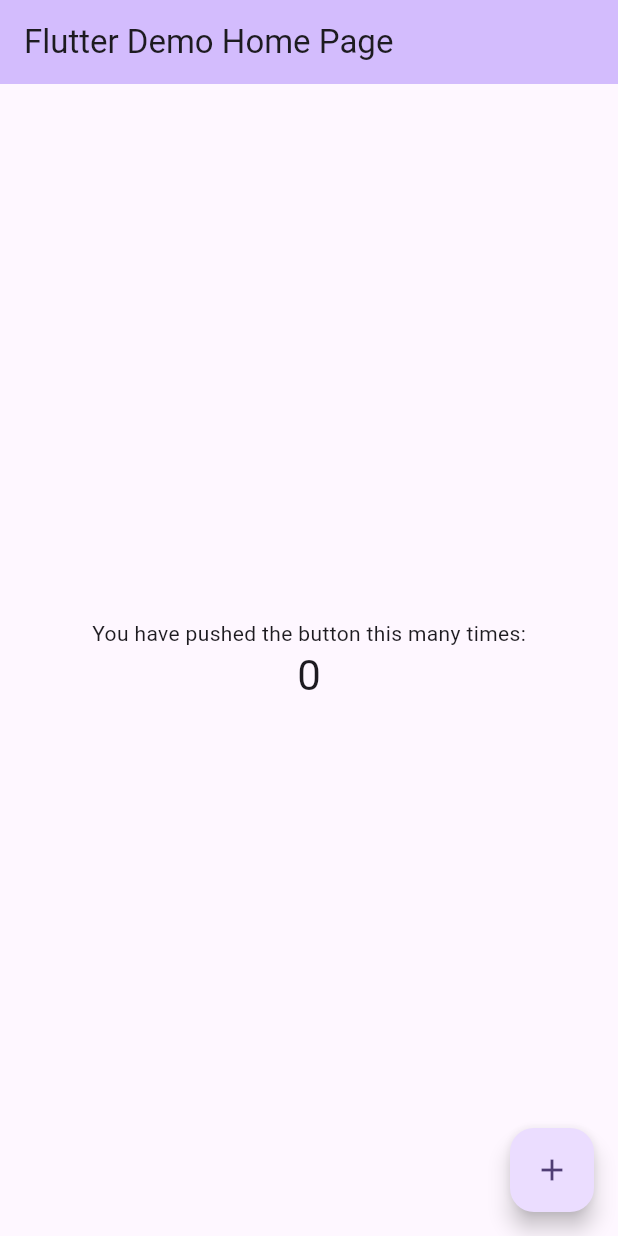
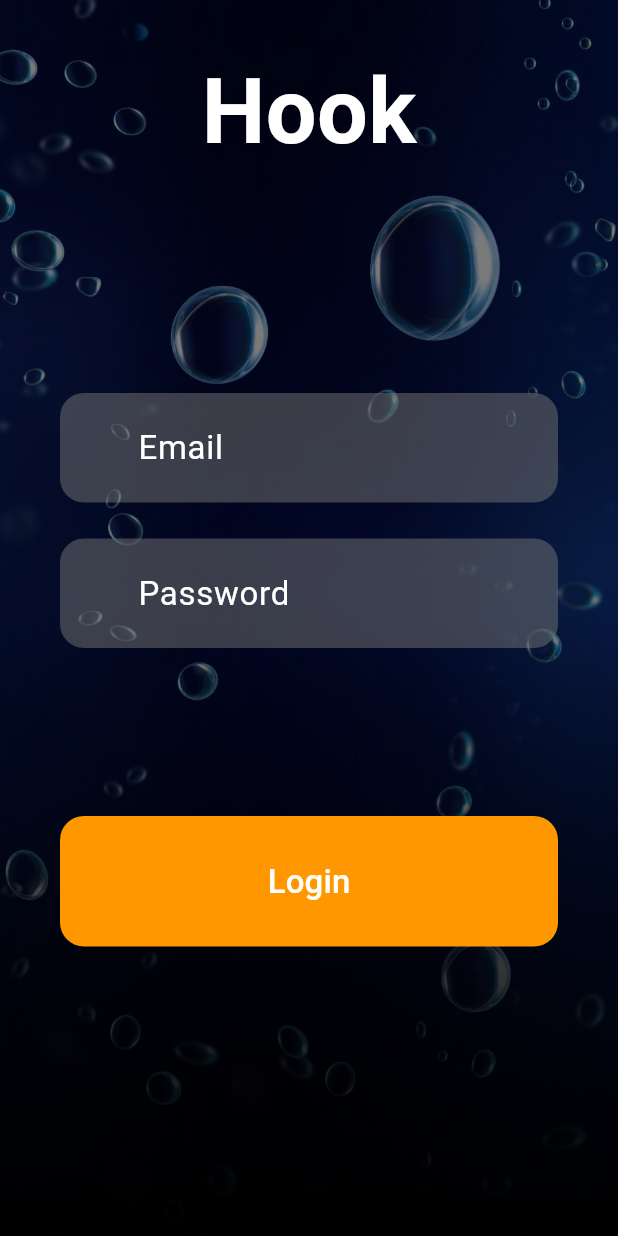
Before and after one commit to st8farmfromjake/hook, a Flutter app: the screen it shows after launch, on a phone screen of 412 x 824 dp. Run offline on Flutter 3.47's test engine with Material 3 defaults, Android fonts, the phone set to English and light mode, and no system bars.

Commit message:
ur mother

```diff
--- a/lib/main.dart
+++ b/lib/main.dart
@@ -1,4 +1,5 @@
 import 'package:flutter/material.dart';
+import 'pages/loginPage.dart';
 
 void main() {
   runApp(const MyApp());
@@ -7,119 +8,11 @@ void main() {
 class MyApp extends StatelessWidget {
   const MyApp({super.key});
 
-  // This widget is the root of your application.
   @override
   Widget build(BuildContext context) {
-    return MaterialApp(
-      title: 'Flutter Demo',
-      theme: ThemeData(
-        // This is the theme of your application.
-        //
-        // TRY THIS: Try running your application with "flutter run". You'll see
-        // the application has a purple toolbar. Then, without quitting the app,
-        // try changing the seedColor in the colorScheme below to Colors.green
-        // and then invoke "hot reload" (save your changes or press the "hot
-        // reload" button in a Flutter-supported IDE, or press "r" if you used
-        // the command line to start the app).
-        //
-        // Notice that the counter didn't reset back to zero; the application
-        // state is not lost during the reload. To reset the state, use hot
-        // restart instead.
-        //
-        // This works for code too, not just values: Most code changes can be
-        // tested with just a hot reload.
-        colorScheme: ColorScheme.fromSeed(seedColor: Colors.deepPurple),
-        useMaterial3: true,
-      ),
-      home: const MyHomePage(title: 'Flutter Demo Home Page'),
+    return const MaterialApp(
+      debugShowCheckedModeBanner: false,
+      home: LoginPage(),
     );
   }
 }
-
-class MyHomePage extends StatefulWidget {
-  const MyHomePage({super.key, required this.title});
-
-  // This widget is the home page of your application. It is stateful, meaning
-  // that it has a State object (defined below) that contains fields that affect
-  // how it looks.
-
-  // This class is the configuration for the state. It holds the values (in this
-  // case the title) provided by the parent (in this case the App widget) and
-  // used by the build method of the State. Fields in a Widget subclass are
-  // always marked "final".
-
-  final String title;
-
-  @override
-  State<MyHomePage> createState() => _MyHomePageState();
-}
-
-class _MyHomePageState extends State<MyHomePage> {
-  int _counter = 0;
-
-  void _incrementCounter() {
-    setState(() {
-      // This call to setState tells the Flutter framework that something has
-      // changed in this State, which causes it to rerun the build method below
-      // so that the display can reflect the updated values. If we changed
-      // _counter without calling setState(), then the build method would not be
-      // called again, and so nothing would appear to happen.
-      _counter++;
-    });
-  }
-
-  @override
-  Widget build(BuildContext context) {
-    // This method is rerun every time setState is called, for instance as done
-    // by the _incrementCounter method above.
-    //
-    // The Flutter framework has been optimized to make rerunning build methods
-    // fast, so that you can just rebuild anything that needs updating rather
-    // than having to individually change instances of widgets.
-    return Scaffold(
-      appBar: AppBar(
-        // TRY THIS: Try changing the color here to a specific color (to
-        // Colors.amber, perhaps?) and trigger a hot reload to see the AppBar
-        // change color while the other colors stay the same.
-        backgroundColor: Theme.of(context).colorScheme.inversePrimary,
-        // Here we take the value from the MyHomePage object that was created by
-        // the App.build method, and use it to set our appbar title.
-        title: Text(widget.title),
-      ),
-      body: Center(
-        // Center is a layout widget. It takes a single child and positions it
-        // in the middle of the parent.
-        child: Column(
-          // Column is also a layout widget. It takes a list of children and
-          // arranges them vertically. By default, it sizes itself to fit its
-          // children horizontally, and tries to be as tall as its parent.
-          //
-          // Column has various properties to control how it sizes itself and
-          // how it positions its children. Here we use mainAxisAlignment to
-          // center the children vertically; the main axis here is the vertical
-          // axis because Columns are vertical (the cross axis would be
-          // horizontal).
-          //
-          // TRY THIS: Invoke "debug painting" (choose the "Toggle Debug Paint"
-          // action in the IDE, or press "p" in the console), to see the
-          // wireframe for each widget.
-          mainAxisAlignment: MainAxisAlignment.center,
-          children: <Widget>[
-            const Text(
-              'You have pushed the button this many times:',
-            ),
-            Text(
-              '$_counter',
-              style: Theme.of(context).textTheme.headlineMedium,
-            ),
-          ],
-        ),
-      ),
-      floatingActionButton: FloatingActionButton(
-        onPressed: _incrementCounter,
-        tooltip: 'Increment',
-        child: const Icon(Icons.add),
-      ), // This trailing comma makes auto-formatting nicer for build methods.
-    );
-  }
-}
--- /dev/null
+++ b/lib/pages/loginPage.dart
@@ -0,0 +1,150 @@
+import 'package:flutter/material.dart';
+import 'package:hook/palette.dart';
+import '../widgets/widgets.dart';
+
+class LoginPage extends StatelessWidget {
+  const LoginPage({super.key});
+
+  @override
+  Widget build(BuildContext context) {
+    return Stack(
+      children: [
+        const BackgroundImage(),
+        Scaffold(
+            backgroundColor: Colors.transparent,
+            body: SafeArea(
+                child: Column(
+              children: [
+                Container(
+                  height: 150,
+                  child: const Center(
+                    child: Text(
+                      'Hook',
+                      style: kHeading,
+                    ),
+                  ),
+                ),
+                const SizedBox(
+                  height: 100,
+                ),
+                Container(
+                  padding: const EdgeInsets.symmetric(horizontal: 40),
+                  child: Column(
+                    children: [
+                      const Column(
+                        crossAxisAlignment: CrossAxisAlignment.end,
+                        children: [
+                          TextInput(
+                            hint: 'Email',
+                            inputType: TextInputType.emailAddress,
+                            inputAction: TextInputAction.next,
+                          ),
+                          PasswordInput(
+                            hint: 'Password',
+                            inputAction: TextInputAction.done,
+                          ),
+                        ],
+                      ),
+                      Column(
+                        children: [
+                          const SizedBox(height: 100),
+                          Container(
+                            width: double.infinity,
+                            decoration: BoxDecoration(
+                                color: Colors.orange,
+                                borderRadius: BorderRadius.circular(16)),
+                            child: TextButton(
+                                onPressed: () {},
+                                child: const Padding(
+                                  padding: EdgeInsets.symmetric(vertical: 20.0),
+                                  child: Text(
+                                    'Login',
+                                    style: kBodyText,
+                                  ),
+                                )),
+                          )
+                        ],
+                      )
+                    ],
+                  ),
+                ),
+              ],
+            ))),
+      ],
+    );
+  }
+}
+
+class TextInput extends StatelessWidget {
+  const TextInput({
+    super.key,
+    required this.hint,
+    required this.inputType,
+    required this.inputAction,
+  });
+  final String hint;
+  final TextInputType inputType;
+  final TextInputAction inputAction;
+
+  @override
+  Widget build(BuildContext context) {
+    return Padding(
+      padding: const EdgeInsets.symmetric(vertical: 12.0),
+      child: Container(
+        decoration: BoxDecoration(
+          color: Colors.grey[600]?.withOpacity(0.5),
+          borderRadius: BorderRadius.circular(16),
+        ),
+        child: TextField(
+          decoration: InputDecoration(
+            contentPadding: const EdgeInsets.symmetric(vertical: 20),
+            border: InputBorder.none,
+            hintText: hint,
+            prefixIcon:
+                const Padding(padding: EdgeInsets.symmetric(horizontal: 20)),
+            hintStyle: kBodyText,
+          ),
+          style: kBodyText,
+          keyboardType: inputType,
+          textInputAction: inputAction,
+        ),
+      ),
+    );
+  }
+}
+
+class PasswordInput extends StatelessWidget {
+  const PasswordInput({
+    super.key,
+    required this.hint,
+    required this.inputAction,
+  });
+  final String hint;
+  final TextInputAction inputAction;
+
+  @override
+  Widget build(BuildContext context) {
+    return Padding(
+      padding: const EdgeInsets.symmetric(vertical: 12.0),
+      child: Container(
+        decoration: BoxDecoration(
+          color: Colors.grey[600]?.withOpacity(0.5),
+          borderRadius: BorderRadius.circular(16),
+        ),
+        child: TextField(
+          decoration: InputDecoration(
+            contentPadding: const EdgeInsets.symmetric(vertical: 20),
+            border: InputBorder.none,
+            hintText: hint,
+            prefixIcon:
+                const Padding(padding: EdgeInsets.symmetric(horizontal: 20)),
+            hintStyle: kBodyText,
+          ),
+          obscureText: true,
+          style: kBodyText,
+          textInputAction: inputAction,
+        ),
+      ),
+    );
+  }
+}
--- /dev/null
+++ b/lib/palette.dart
@@ -0,0 +1,13 @@
+import 'package:flutter/cupertino.dart';
+import 'package:flutter/material.dart';
+
+const TextStyle kHeading = TextStyle(
+  fontSize: 60,
+  fontWeight: FontWeight.bold,
+  color: Colors.white,
+);
+
+const TextStyle kBodyText = TextStyle(
+  fontSize: 22,
+  color: Colors.white,
+);
--- /dev/null
+++ b/lib/widgets/background-image.dart
@@ -0,0 +1,29 @@
+import "package:flutter/material.dart";
+
+
+class BackgroundImage extends StatelessWidget {
+  const BackgroundImage({
+    super.key,
+  });
+
+  @override
+  Widget build(BuildContext context) {
+    return ShaderMask(
+      shaderCallback: (bounds) => const LinearGradient(
+        colors: [Colors.black, Colors.black12],
+        begin: Alignment.bottomCenter,
+        end: Alignment.center,
+      ).createShader(bounds),
+      blendMode: BlendMode.darken,
+      child: Container(
+        decoration: const BoxDecoration(
+          image: DecorationImage(
+            image: AssetImage("assets/HookBG(1).jpg"),
+            fit: BoxFit.cover,
+            colorFilter: ColorFilter.mode(Colors.black45, BlendMode.darken),
+          ),
+        ),
+      ),
+    );
+  }
+}
--- /dev/null
+++ b/lib/widgets/widgets.dart
@@ -0,0 +1 @@
+export 'background-image.dart';
--- a/pubspec.yaml
+++ b/pubspec.yaml
@@ -59,8 +59,8 @@ flutter:
   uses-material-design: true
 
   # To add assets to your application, add an assets section, like this:
-  # assets:
-  #   - images/a_dot_burr.jpeg
+  assets:
+   - assets/
   #   - images/a_dot_ham.jpeg
 
   # An image asset can refer to one or more resolution-specific "variants", see
```
Also changed, not shown: assets/HookBG(1).jpg (added).
